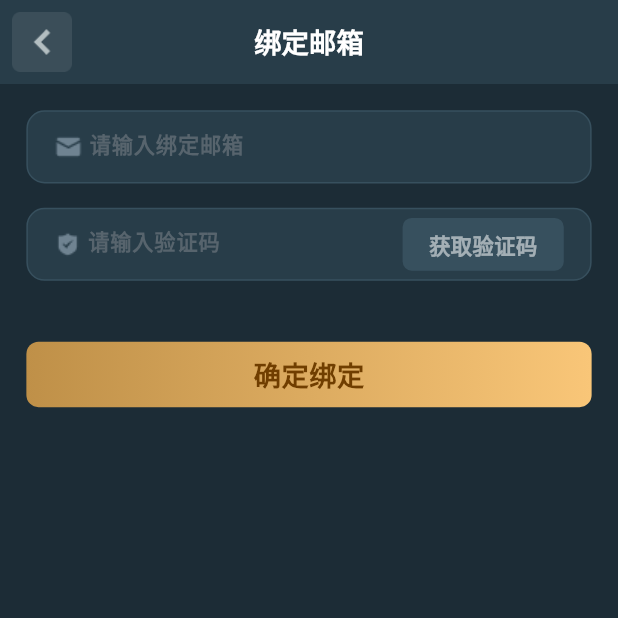
After one commit to wtfkmnl/roomcard-app, a Flutter app: the BindEmailPage screen opened by its route, on a phone screen of 412 x 824 dp, the top half of it. The commit adds this screen. Run offline on Flutter 3.47's test engine with Material 3 defaults, Android fonts, the phone set to English and light mode, and no system bars; our stand-ins replace cached_network_image, carousel_slider, connectivity_plus, decimal, device_info_plus, dio and 22 more; missing offline and left inert: captcha_plugin_flutter, custom_pop_up_menu, encrypt, flutter_inappwebview, gallery_saver_plus, phone_numbers_parser and 1 more; accounts and stored records are empty; Roboto replaces fonts that are missing (PingFangSC).

Commit message:
绑定邮箱

```diff
--- /dev/null
+++ b/lib/pages/my/bind_email/bind_email_binding.dart
@@ -0,0 +1,9 @@
+import 'package:get/get.dart';
+import 'bind_email_logic.dart';
+
+class BindEmailBinding extends Bindings {
+  @override
+  void dependencies() {
+    Get.lazyPut<BindEmailLogic>(() => BindEmailLogic());
+  }
+}
--- /dev/null
+++ b/lib/pages/my/bind_email/bind_email_state.dart
@@ -0,0 +1,26 @@
+import 'package:flutter/cupertino.dart';
+import 'package:roomcard/base/base_state.dart';
+import 'package:get/get.dart';
+
+class BindEmailState extends BaseState with StateAutoManager {
+  /// 邮箱输入控制器
+  final emailController = TextEditingController();
+
+  /// 验证码输入控制器
+  final verifyCodeController = TextEditingController();
+
+  /// 邮箱地址
+  final emailAddress = ''.obs;
+
+  /// 验证码
+  final verifyCode = ''.obs;
+
+  /// 是否可以发送验证码
+  final canSendCode = false.obs;
+
+  /// 验证码倒计时
+  final countdown = 0.obs;
+
+  /// 是否可以确定绑定
+  final canConfirm = false.obs;
+}
--- /dev/null
+++ b/lib/pages/my/bind_email/bind_email_view.dart
@@ -0,0 +1,189 @@
+import 'package:flutter/material.dart';
+import 'package:flutter_screenutil/flutter_screenutil.dart';
+import 'package:get/get.dart';
+import '../../../r.dart';
+import '../../../widgets/buttons/gradient_button.dart';
+import 'bind_email_logic.dart';
+import 'bind_email_state.dart';
+
+class BindEmailPage extends StatelessWidget {
+  const BindEmailPage({super.key});
+
+  @override
+  Widget build(BuildContext context) {
+    final logic = Get.find<BindEmailLogic>();
+    final state = logic.state;
+
+    return Scaffold(
+      backgroundColor: const Color(0xFF1C2C36),
+      appBar: AppBar(
+        backgroundColor: const Color(0xFF283D49),
+        elevation: 0,
+        centerTitle: true,
+        leading: IconButton(
+          icon: Image.asset(R.assetsImagesIconTitleBack),
+          onPressed: logic.onBackPressed,
+        ),
+        title: Text(
+          '绑定邮箱',
+          style: TextStyle(
+            color: Colors.white,
+            fontSize: 18.sp,
+            fontWeight: FontWeight.w600,
+          ),
+        ),
+      ),
+      body: Padding(
+        padding: EdgeInsets.all(16.w),
+        child: Column(
+          children: [
+            // 邮箱输入框
+            _buildEmailInput(logic, state),
+
+            16.verticalSpace,
+
+            // 验证码输入框
+            _buildVerifyCodeInput(logic, state),
+
+            40.verticalSpace,
+
+            // 确定绑定按钮
+            Obx(
+              () => GradientButton(
+                text: '确定绑定',
+                onTap: state.canConfirm.value ? logic.confirmBind : null,
+                margin: EdgeInsets.only(bottom: 0.h),
+              ),
+            ),
+          ],
+        ),
+      ),
+    );
+  }
+
+  /// 邮箱输入框
+  Widget _buildEmailInput(BindEmailLogic logic, BindEmailState state) {
+    return Container(
+      height: 48.h,
+      decoration: BoxDecoration(
+        color: const Color(0xFF283D49),
+        borderRadius: BorderRadius.circular(12.r),
+        border: Border.all(color: const Color(0xFF37505E), width: 1),
+      ),
+      child: Row(
+        children: [
+          16.horizontalSpace,
+          // 邮箱图标
+          Image.asset(R.assetsIconPhoneBindEmail),
+
+          // 邮箱输入
+          Expanded(
+            child: TextField(
+              controller: state.emailController,
+              style: TextStyle(
+                color: Colors.white,
+                fontSize: 14.sp,
+                fontWeight: FontWeight.bold,
+              ),
+              keyboardType: TextInputType.emailAddress,
+              decoration: InputDecoration(
+                hintText: '请输入绑定邮箱',
+                hintStyle: TextStyle(
+                  color: Color(0xFF57646D),
+                  fontSize: 14.sp,
+                  fontWeight: FontWeight.bold,
+                ),
+                border: InputBorder.none,
+                contentPadding: EdgeInsets.symmetric(
+                  horizontal: 4.w,
+                  vertical: 16.h,
+                ),
+              ),
+            ),
+          ),
+        ],
+      ),
+    );
+  }
+
+  /// 验证码输入框
+  Widget _buildVerifyCodeInput(BindEmailLogic logic, BindEmailState state) {
+    return Container(
+      height: 48.h,
+      decoration: BoxDecoration(
+        color: const Color(0xFF283D49),
+        borderRadius: BorderRadius.circular(12.r),
+        border: Border.all(color: const Color(0xFF37505E), width: 1),
+      ),
+      child: Row(
+        children: [
+          16.horizontalSpace,
+          // 验证码图标
+          Image.asset(R.assetsIconPhoneBindCode),
+
+          // 验证码输入
+          Expanded(
+            child: TextField(
+              controller: state.verifyCodeController,
+              style: TextStyle(
+                color: Colors.white,
+                fontSize: 14.sp,
+                fontWeight: FontWeight.bold,
+              ),
+              keyboardType: TextInputType.number,
+              decoration: InputDecoration(
+                hintText: '请输入验证码',
+                hintStyle: TextStyle(
+                  color: Color(0xFF57646D),
+                  fontSize: 14.sp,
+                  fontWeight: FontWeight.bold,
+                ),
+                border: InputBorder.none,
+                contentPadding: EdgeInsets.symmetric(
+                  horizontal: 4.w,
+                  vertical: 16.h,
+                ),
+              ),
+            ),
+          ),
+
+          // 获取验证码按钮
+          Obx(
+            () => GestureDetector(
+              onTap: state.canSendCode.value ? logic.sendVerifyCode : null,
+              child: Container(
+                margin: EdgeInsets.only(right: 16.w),
+                padding: EdgeInsets.symmetric(horizontal: 16.w, vertical: 8.h),
+                decoration: BoxDecoration(
+                  gradient: state.canSendCode.value
+                      ? const LinearGradient(
+                          colors: [Color(0xFFBF9048), Color(0xFFF9C678)],
+                          begin: Alignment.centerLeft,
+                          end: Alignment.centerRight,
+                        )
+                      : null,
+                  color: state.canSendCode.value
+                      ? null
+                      : const Color(0xFF37505E),
+                  borderRadius: BorderRadius.circular(6.r),
+                ),
+                child: Text(
+                  state.countdown.value > 0
+                      ? '${state.countdown.value}s'
+                      : '获取验证码',
+                  style: TextStyle(
+                    color: state.canSendCode.value
+                        ? const Color(0xFF703E00)
+                        : Colors.white54,
+                    fontSize: 14.sp,
+                    fontWeight: FontWeight.bold,
+                  ),
+                ),
+              ),
+            ),
+          ),
+        ],
+      ),
+    );
+  }
+}
--- a/lib/pages/my/bind_phone/bind_phone_logic.dart
+++ b/lib/pages/my/bind_phone/bind_phone_logic.dart
@@ -142,8 +142,7 @@ class BindPhoneLogic extends BaseController<BindPhoneState> {
         actions: [
           TextButton(
             onPressed: () {
-              Get.back(); // 关闭对话框
-              Get.back(); // 返回上一页
+              Get.back();
             },
             child: const Text('确定', style: TextStyle(color: Color(0xFFF9C678))),
           ),
--- a/lib/r.dart
+++ b/lib/r.dart
@@ -289,4 +289,8 @@ class R {
   /// Assets for assetsIconPhoneBindCode
   /// assets/images/icon_phone_bind_code.png
   static const String assetsIconPhoneBindCode = "assets/images/icon_phone_bind_code.png";
+
+  /// Assets for assetsIconPhoneBindEmail
+  /// assets/images/icon_phone_bind_email.png
+  static const String assetsIconPhoneBindEmail = "assets/images/icon_phone_bind_email.png";
 }
--- a/lib/routes/app_pages.dart
+++ b/lib/routes/app_pages.dart
@@ -29,6 +29,9 @@ import 'package:roomcard/pages/club/create_club_view.dart';
 import 'package:roomcard/pages/club/join_club_logic.dart';
 import 'package:roomcard/pages/club/join_club_view.dart';
 import 'package:roomcard/routes/app_router.dart';
+
+import '../pages/my/bind_email/bind_email_binding.dart';
+import '../pages/my/bind_email/bind_email_view.dart';
 
 /// # 页面注册表，绑定页面与 binding
 class AppPages {
@@ -109,6 +112,11 @@ class AppPages {
       page: () => const BindPhonePage(),
       binding: BindPhoneBinding(),
     ),
+    GetPage(
+      name: AppRouter.mineBindEmail.path,
+      page: () => const BindEmailPage(),
+      binding: BindEmailBinding(),
+    ),
   ];
 
   ///未知页面
--- a/lib/routes/app_router.dart
+++ b/lib/routes/app_router.dart
@@ -46,7 +46,10 @@ enum AppRouter<T> {
   loginRegist('/login_regist'),
 
   ///绑定手机
-  mineBindPhone('/mine_bind_phone');
+  mineBindPhone('/mine_bind_phone'),
+
+  ///绑定邮箱
+  mineBindEmail('/mine_bind_email');
 
   ///路由路径
   final String path;
```
Also changed, not shown: lib/pages/my/bind_email/bind_email_logic.dart (added, +113 -0 lines), lib/pages/my/safe_manager/safe_manager_logic.dart (+1 -8 lines), assets/images/icon_phone_bind_email.png (added).
